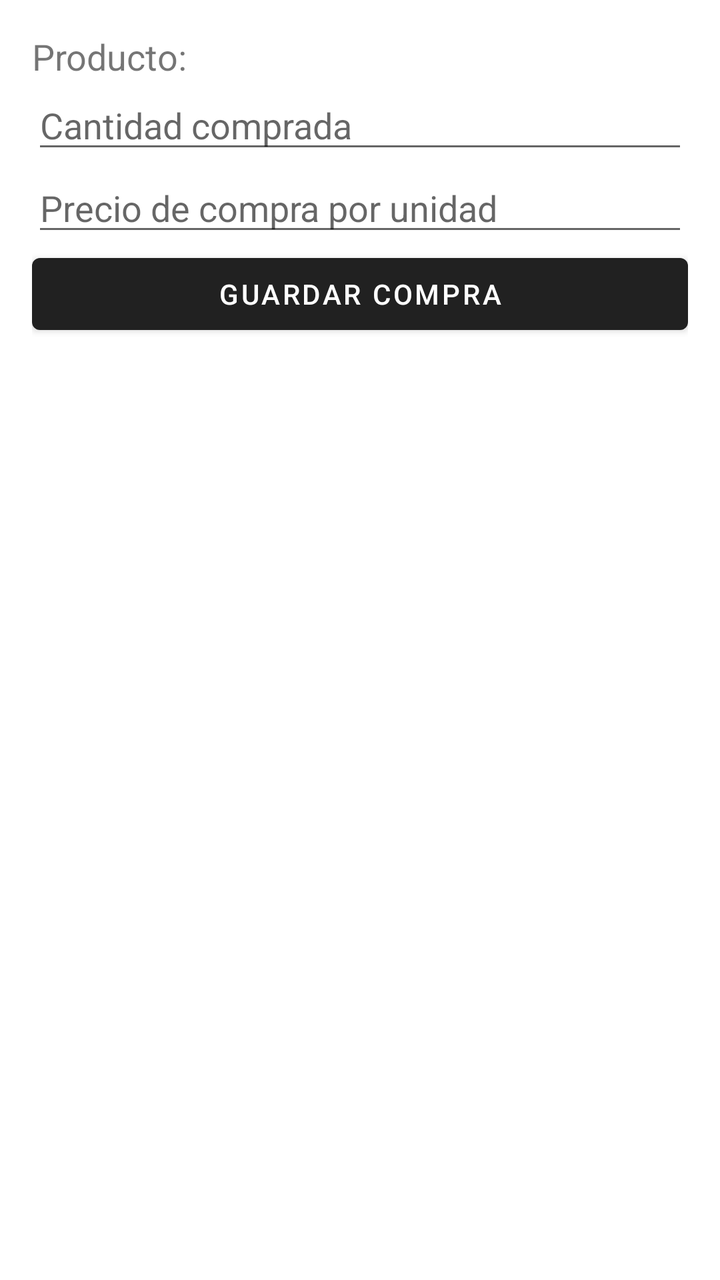
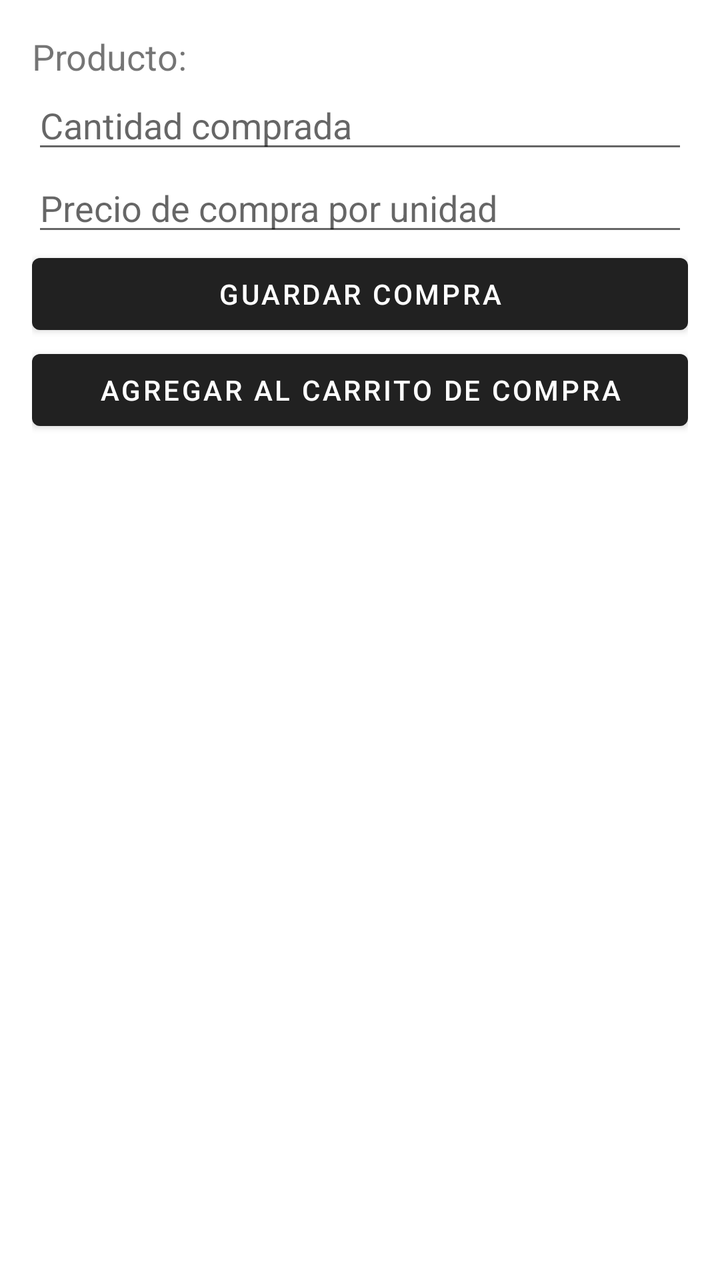

Before-and-after screenshots of an Android layout around one commit, followed by the original layout XML and the change that was made.
<!-- AndroidManifest.xml: application theme Theme.MaterialComponents.DayNight.DarkActionBar -->
<!-- res/layout/activity_purchase.xml -->
<?xml version="1.0" encoding="utf-8"?>
<LinearLayout
    xmlns:android="http://schemas.android.com/apk/res/android"
    android:orientation="vertical"
    android:padding="16dp"
    android:layout_width="match_parent"
    android:layout_height="match_parent">

    <TextView
        android:id="@+id/txtSelectedProduct"
        android:text="Producto:"
        android:textSize="18sp"
        android:layout_width="match_parent"
        android:layout_height="wrap_content"/>

    <EditText
        android:id="@+id/etQuantity"
        android:hint="Cantidad comprada"
        android:inputType="numberDecimal"
        android:layout_width="match_parent"
        android:layout_height="wrap_content"/>

    <EditText
        android:id="@+id/etPurchasePrice"
        android:hint="Precio de compra por unidad"
        android:inputType="numberDecimal"
        android:layout_width="match_parent"
        android:layout_height="wrap_content"/>

    <Button
        android:id="@+id/btnSavePurchase"
        android:text="Guardar Compra"
        android:layout_width="match_parent"
        android:layout_height="wrap_content"/>

    <TextView
        android:id="@+id/txtStatus"
        android:paddingTop="16dp"
        android:layout_width="match_parent"
        android:layout_height="wrap_content"/>

</LinearLayout>
<!-- resources referenced by this layout -->
<resources>

</resources>

<!-- the commit's change to res/layout/activity_purchase.xml (unified diff, before → after) -->
@@ -33,10 +33,22 @@
         android:layout_width="match_parent"
         android:layout_height="wrap_content"/>
 
+    <Button
+        android:id="@+id/btnAddPurchase"
+        android:text="Agregar al carrito de compra"
+        android:layout_width="match_parent"
+        android:layout_height="wrap_content"/>
+
     <TextView
         android:id="@+id/txtStatus"
         android:paddingTop="16dp"
         android:layout_width="match_parent"
         android:layout_height="wrap_content"/>
 
+    <TextView
+        android:id="@+id/txtPurchaseCart"
+        android:layout_width="match_parent"
+        android:layout_height="wrap_content"
+        android:paddingTop="10dp"/>
+
 </LinearLayout>
